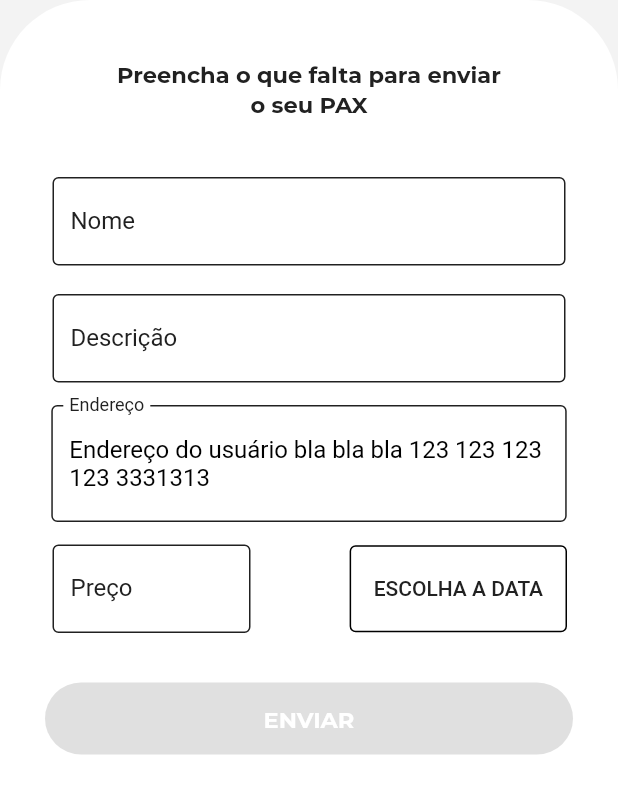
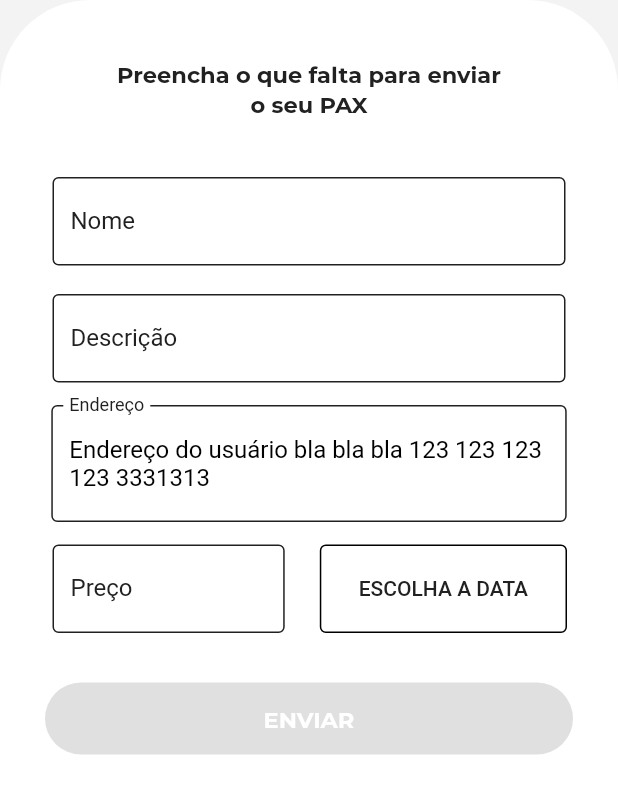
Before and after one commit to pax-app/Frontend, a Flutter app: the ChatPaxBottomSheet widget shown alone on an empty page, opened directly, on a phone screen of 412 x 824 dp. Shown: the top 793 px of the screen. Run offline on Flutter 3.47's test engine with Material 2 defaults, Android fonts, the phone set to English and light mode, and no system bars; our stand-ins replace cloud_firestore, firebase_storage, image_picker, rxdart, smooth_star_rating; missing offline and left inert: bloc_pattern, flutter_range_slider; accounts and stored records are empty; network calls fail.

Commit message:
pax-app/Wiki#190 Improve responsiveness of pax modal
Co-authored-by: Rogério Júnior <junior.rogerio8@gmail.com>

```diff
--- a/lib/screens/chat_screen/chat_pax_bottom_sheet.dart
+++ b/lib/screens/chat_screen/chat_pax_bottom_sheet.dart
@@ -100,7 +100,7 @@ class _ChatPaxBottomSheetState extends State<ChatPaxBottomSheet> {
               mainAxisAlignment: MainAxisAlignment.spaceBetween,
               children: <Widget>[
                 Container(
-                  width: 142,
+                  width: MediaQuery.of(context).size.width / 2.5,
                   child: TextInput(
                     'Preço',
                     'Total a pagar',
@@ -112,16 +112,14 @@ class _ChatPaxBottomSheetState extends State<ChatPaxBottomSheet> {
                   ),
                 ),
                 Container(
+                  height: 59,
+                  width: MediaQuery.of(context).size.width / 2.5,
                   margin: EdgeInsets.only(right: 4),
                   decoration: BoxDecoration(
                     border: Border.all(),
                     borderRadius: BorderRadius.circular(4),
                   ),
                   child: FlatButton(
-                    padding: const EdgeInsets.symmetric(
-                      horizontal: 15,
-                      vertical: 20,
-                    ),
                     shape: RoundedRectangleBorder(
                       borderRadius: BorderRadius.circular(4),
                     ),
@@ -172,7 +170,7 @@ class _ChatPaxBottomSheetState extends State<ChatPaxBottomSheet> {
 
     var body = json.encode(pax);
 
-    var response = await http.post(
+    await http.post(
       'http://192.168.1.12:5003/pax/upCreate_pax',
       headers: {"Content-Type": "application/json"},
       body: body,
```
